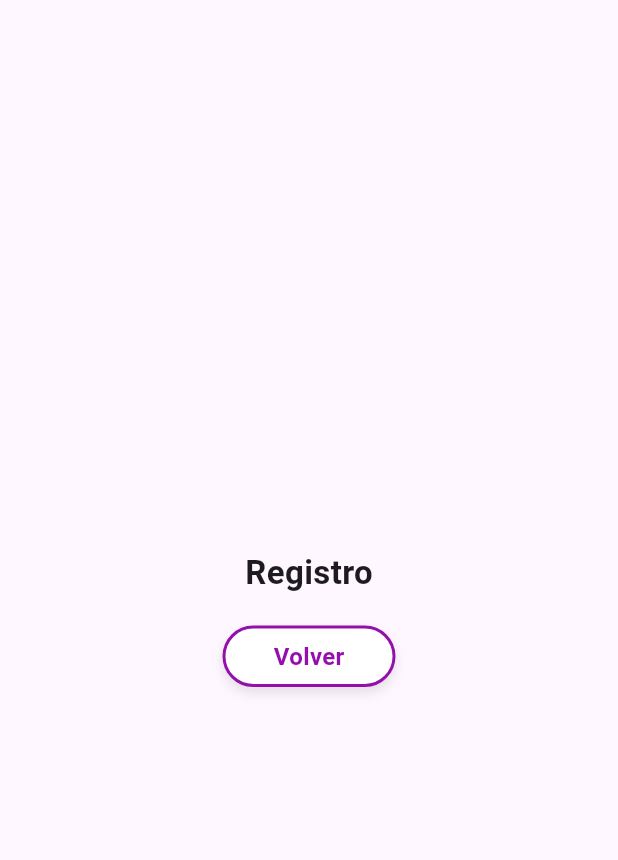
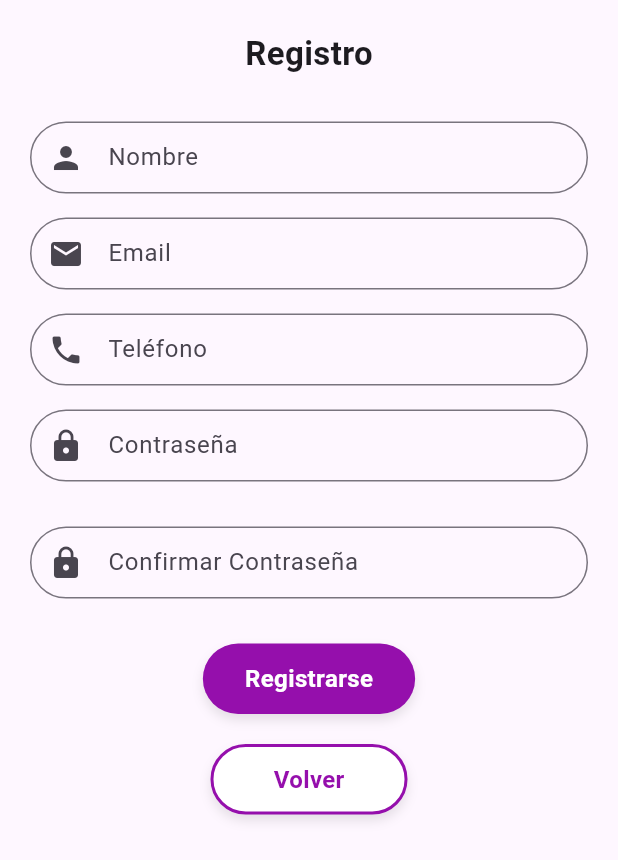
Before and after one commit to valehe0710/Dise-o-de-Figma-a-Flutter, a Flutter app: the RegisterScreen screen opened directly, on a phone screen of 412 x 824 dp. Shown: the top 860 px of the screen. Run offline on Flutter 3.47's test engine with Material 3 defaults, Android fonts, the phone set to English and light mode, and no system bars.

Commit message:
custom_input

```diff
--- /dev/null
+++ b/figma_flutter/lib/custom_input.dart
@@ -0,0 +1,43 @@
+import 'package:flutter/material.dart';
+
+class CustomInput extends StatelessWidget {
+  final String labelText;
+  final IconData? prefixIcon;
+  final bool obscureText;
+  final TextInputType? keyboardType;
+  final TextEditingController? controller; // Opcional, para manejar el valor si lo necesitas
+
+  const CustomInput({
+    super.key,
+    required this.labelText,
+    this.prefixIcon,
+    this.obscureText = false,
+    this.keyboardType,
+    this.controller,
+  });
+
+  @override
+  Widget build(BuildContext context) {
+    return TextFormField(
+      controller: controller,
+      obscureText: obscureText,
+      keyboardType: keyboardType,
+      decoration: InputDecoration(
+        labelText: labelText,
+        prefixIcon: prefixIcon != null ? Icon(prefixIcon) : null,
+        border: const OutlineInputBorder(
+          borderRadius: BorderRadius.all(Radius.circular(25)),
+        ),
+        focusedBorder: const OutlineInputBorder(
+          borderRadius: BorderRadius.all(Radius.circular(25)),
+          borderSide: BorderSide(
+            color: Color.fromARGB(255, 149, 15, 172),
+            width: 2,
+          ),
+        ),
+        contentPadding: const EdgeInsets.symmetric(horizontal: 12, vertical: 8),
+      ),
+      style: const TextStyle(fontSize: 16),
+    );
+  }
+}
--- a/figma_flutter/lib/main_screen.dart
+++ b/figma_flutter/lib/main_screen.dart
@@ -60,7 +60,7 @@ class MainScreen extends StatelessWidget {
               paddingVertical: 5,
             ),
             const SizedBox(height: 30),
-
+          //so
             Row(
               mainAxisSize: MainAxisSize.min,
               children: const [
--- a/figma_flutter/lib/register_screen.dart
+++ b/figma_flutter/lib/register_screen.dart
@@ -1,5 +1,6 @@
 import 'package:flutter/material.dart';
 import 'custom_button.dart';
+import 'custom_input.dart';
 
 class RegisterScreen extends StatelessWidget {
   const RegisterScreen({super.key});
@@ -7,13 +8,61 @@ class RegisterScreen extends StatelessWidget {
   @override
   Widget build(BuildContext context) {
     return Scaffold(
-      body: Center(
+      body: SafeArea(   // que no se tape con barra
+        child: SingleChildScrollView(   // scroll si no cabe todo
+          padding: const EdgeInsets.all(20.0),
           child: Column(
-          mainAxisSize: MainAxisSize.min,
+            crossAxisAlignment: CrossAxisAlignment.center,
             children: [
               const Text(
                 "Registro",
                 style: TextStyle(fontSize: 22, fontWeight: FontWeight.bold),
+              ),
+              const SizedBox(height: 30),
+
+              const CustomInput(
+                labelText: 'Nombre',
+                prefixIcon: Icons.person,
+              ),
+              const SizedBox(height: 16),
+
+              const CustomInput(
+                labelText: 'Email',
+                prefixIcon: Icons.email,
+                keyboardType: TextInputType.emailAddress,
+              ),
+              const SizedBox(height: 16),
+
+              const CustomInput(
+                labelText: 'Teléfono',
+                prefixIcon: Icons.phone,
+                keyboardType: TextInputType.phone,
+              ),
+              const SizedBox(height: 16),
+
+              const CustomInput(
+                labelText: 'Contraseña',
+                prefixIcon: Icons.lock,
+                obscureText: true,
+              ),
+              const SizedBox(height: 30),
+
+              const CustomInput(
+                labelText: 'Confirmar Contraseña',
+                prefixIcon: Icons.lock,
+                obscureText: true,
+              ),
+              const SizedBox(height: 30),
+
+              BotonPersonalizado(
+                texto: 'Registrarse',
+                onPressed: () {
+                  Navigator.pop(context);
+                },
+                colorFondo: const Color.fromARGB(255, 149, 15, 172),
+                colorTexto: Colors.white,
+                paddingHorizontal: 28,
+                paddingVertical: 12,
               ),
               const SizedBox(height: 20),
 
@@ -25,8 +74,11 @@ class RegisterScreen extends StatelessWidget {
                 colorFondo: Colors.white,
                 colorTexto: const Color.fromARGB(255, 149, 15, 172),
                 colorBorde: const Color.fromARGB(255, 149, 15, 172),
-            )
+                paddingHorizontal: 40,
+                paddingVertical: 10,
+              ),
             ],
+          ),
         ),
       ),
     );
```
Also changed, not shown: figma_flutter/lib/login_screen.dart (+52 -4 lines). Lines whose indentation alone changed are shown as unchanged.
